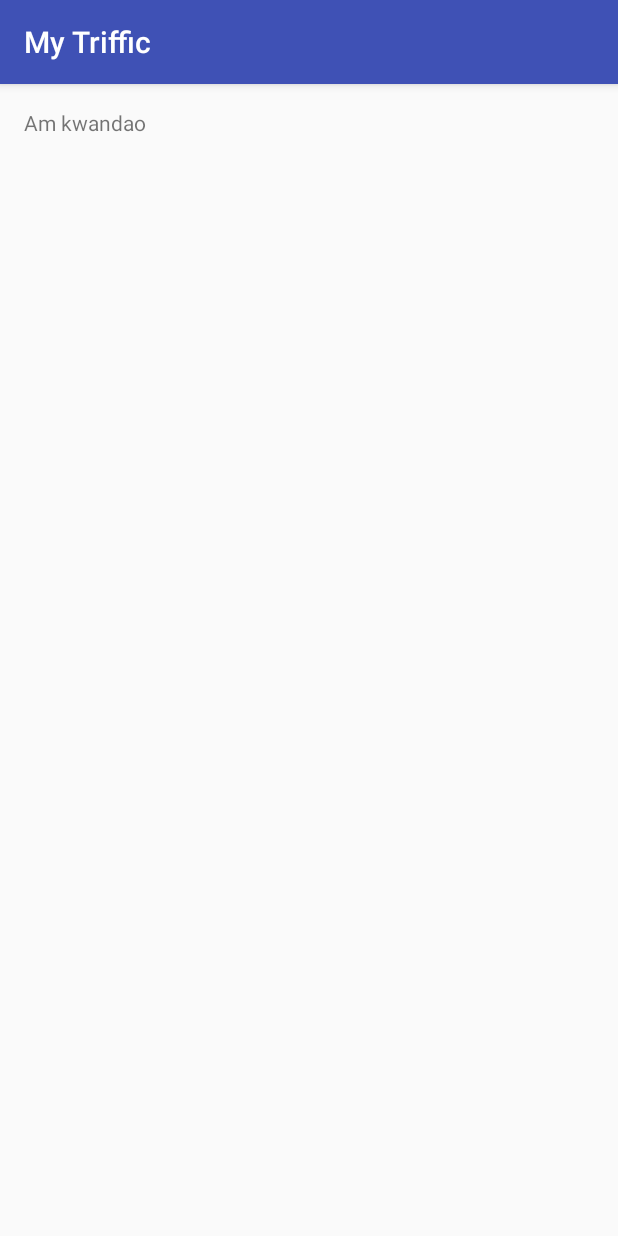
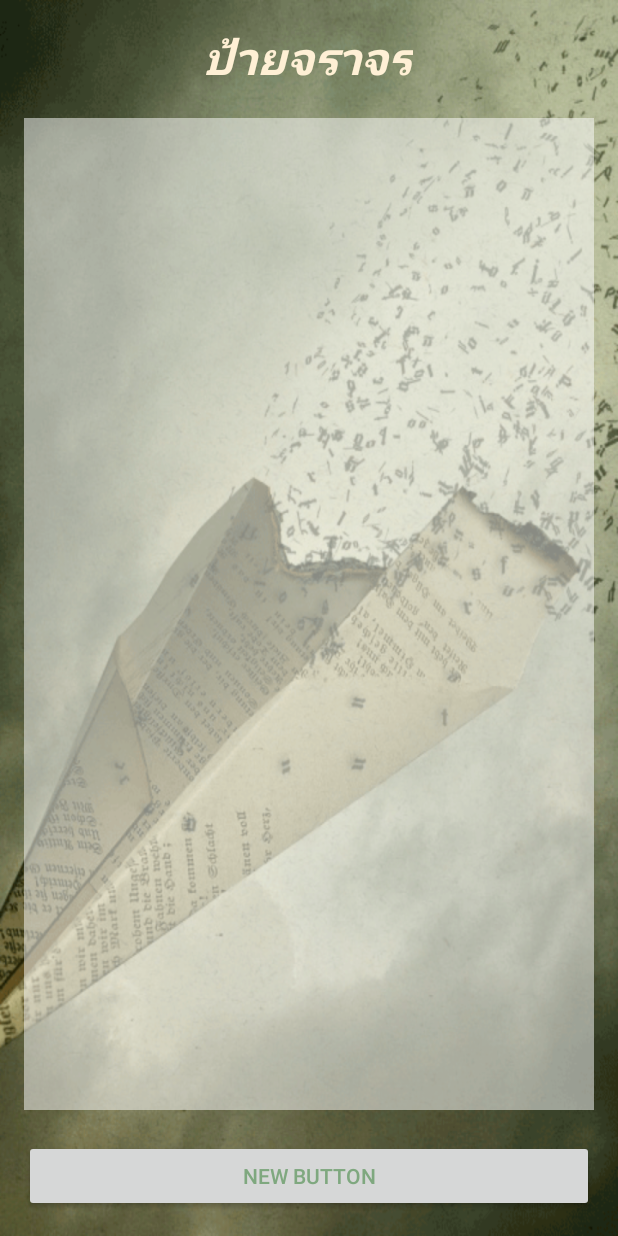
Before and after one commit to sodasto/traffic, an Android app: the screen it shows after launch (MainActivity), on a phone screen of 412 x 824 dp. Run offline under Robolectric (Android 15) with nearby library versions, the phone set to English and light mode, and no system bars.

Commit message:
design UN Main

```diff
--- a/app/src/main/res/layout/activity_main.xml
+++ b/app/src/main/res/layout/activity_main.xml
@@ -7,17 +7,36 @@
     android:paddingLeft="@dimen/activity_horizontal_margin"
     android:paddingRight="@dimen/activity_horizontal_margin"
     android:paddingTop="@dimen/activity_vertical_margin"
-    tools:context="com.example.administrator.mytriffic.MainActivity">
+    tools:context="com.example.administrator.mytriffic.MainActivity"
+    android:background="@drawable/bg10">
 
     <TextView
         android:layout_width="wrap_content"
         android:layout_height="wrap_content"
-        android:text="Am kwandao"
-        android:layout_alignParentRight="true"
-        android:layout_alignParentEnd="true"
-        android:layout_alignParentTop="true"
-        android:layout_alignParentLeft="true"
-        android:layout_alignParentStart="true"
-        android:id="@+id/textView" />
+        android:text="@string/title_main"
+        android:id="@+id/textView"
+        android:textSize="@dimen/h1"
+        android:textColor="@color/text"
+        android:textStyle="bold|italic"
+        android:layout_alignParentStart="false"
+        android:layout_centerHorizontal="true" />
 
+    <Button
+        android:layout_width="match_parent"
+        android:layout_height="wrap_content"
+        android:text="New Button"
+        android:id="@+id/button"
+        android:layout_alignParentBottom="true"
+        android:textColor="@color/abc_search_url_text_normal" />
+
+    <ListView
+        android:layout_width="wrap_content"
+        android:layout_height="wrap_content"
+        android:id="@+id/listView"
+        android:layout_below="@+id/textView"
+        android:layout_above="@+id/button"
+        android:layout_alignWithParentIfMissing="false"
+        android:layout_marginTop="20dp"
+        android:layout_marginBottom="20dp"
+        android:background="#82ffffff" />
 </RelativeLayout>
--- a/app/src/main/res/values/colors.xml
+++ b/app/src/main/res/values/colors.xml
@@ -3,4 +3,7 @@
     <color name="colorPrimary">#3F51B5</color>
     <color name="colorPrimaryDark">#303F9F</color>
     <color name="colorAccent">#FF4081</color>
+
+
+    <color name="text">#fff0d5</color>
 </resources>
--- a/app/src/main/res/values/dimens.xml
+++ b/app/src/main/res/values/dimens.xml
@@ -2,4 +2,8 @@
     <!-- Default screen margins, per the Android Design guidelines. -->
     <dimen name="activity_horizontal_margin">16dp</dimen>
     <dimen name="activity_vertical_margin">16dp</dimen>
+    <dimen name="h1">30sp</dimen>
+    <dimen name="h2">20sp</dimen>
+
+
 </resources>
--- a/app/src/main/res/values/strings.xml
+++ b/app/src/main/res/values/strings.xml
@@ -1,3 +1,7 @@
 <resources>
     <string name="app_name">My Triffic</string>
+
+    <string name="title_main">ป้ายจราจร</string>
+
+
 </resources>
--- a/app/src/main/res/values/styles.xml
+++ b/app/src/main/res/values/styles.xml
@@ -1,7 +1,7 @@
 <resources>
 
     <!-- Base application theme. -->
-    <style name="AppTheme" parent="Theme.AppCompat.Light.DarkActionBar">
+    <style name="AppTheme" parent="Theme.AppCompat.Light.NoActionBar">
         <!-- Customize your theme here. -->
         <item name="colorPrimary">@color/colorPrimary</item>
         <item name="colorPrimaryDark">@color/colorPrimaryDark</item>
```
Also changed, not shown: app/src/main/res/drawable/bg10.png (added), app/src/main/res/drawable/bg8.png (added).
